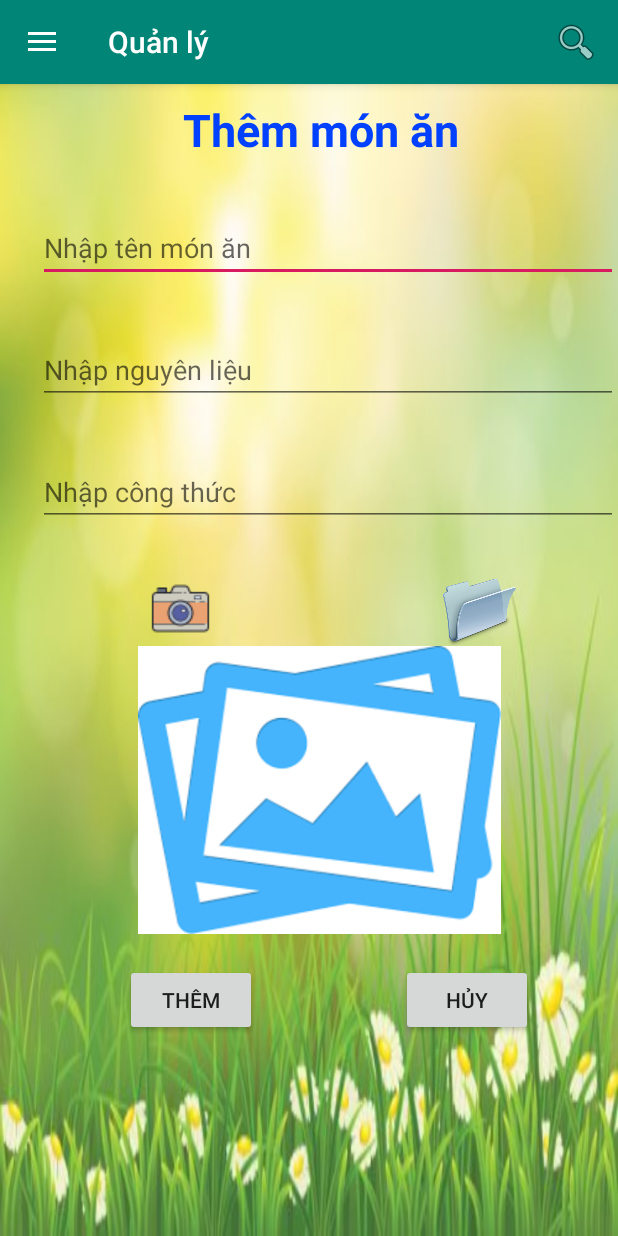
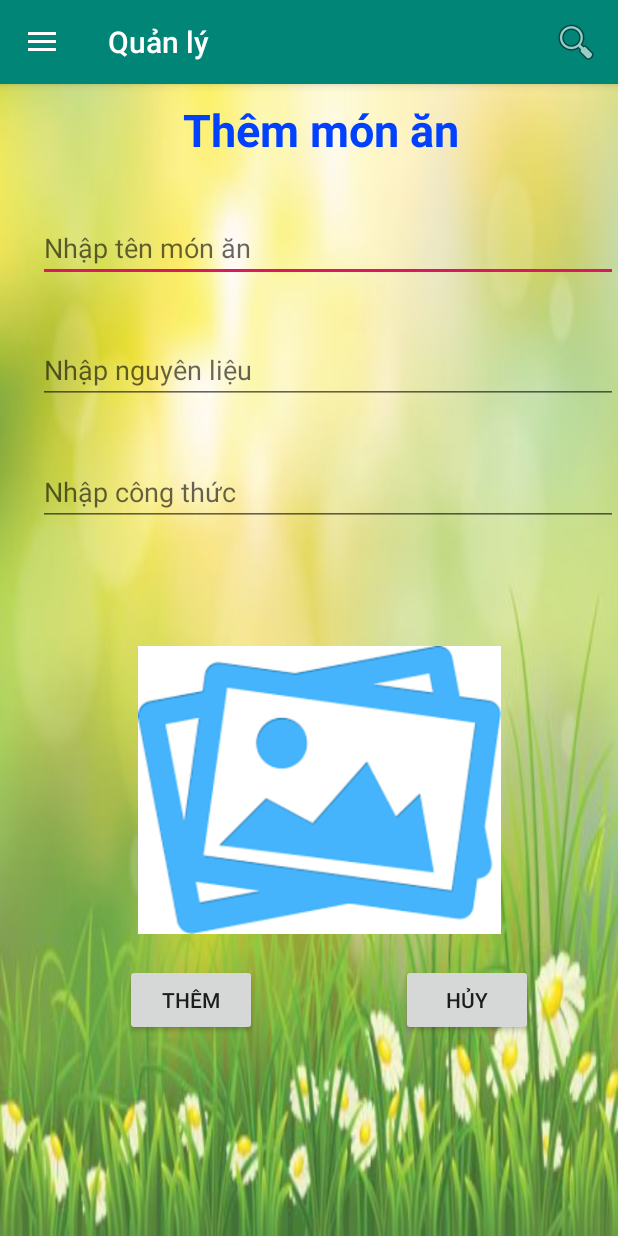
Before and after one commit to HuyenTran112/AppNauAn, an Android app: the screen it shows after launch (MainActivity), in the side drawer, after a tap on "Quản lý", on a phone screen of 412 x 824 dp. Run offline under Robolectric (Android 15) with nearby library versions, the phone set to English and light mode, and no system bars; our stand-ins replace navigation-ui; libraries missing offline, so code that uses them is left out: com.daimajia.slider, net.gotev.uploadservice; 13 statements that could not run were skipped.

Commit message:
update layout

```diff
--- a/app/build.gradle
+++ b/app/build.gradle
@@ -32,7 +32,7 @@ dependencies {
     implementation 'com.squareup.picasso:picasso:2.3.2'
     implementation 'com.nineoldandroids:library:2.4.0'
     implementation 'com.daimajia.slider:library:1.1.5@aar'
-
+    compile 'net.gotev:uploadservice:2.1'
     testImplementation 'junit:junit:4.12'
     androidTestImplementation 'androidx.test:runner:1.2.0'
     androidTestImplementation 'androidx.test.espresso:espresso-core:3.2.0'
--- a/app/src/main/AndroidManifest.xml
+++ b/app/src/main/AndroidManifest.xml
@@ -3,7 +3,7 @@
     package="com.example.appnauan">
     <uses-permission android:name="android.permission.READ_EXTERNAL_STORAGE"/>
     <uses-permission android:name="android.permission.CAMERA"/>
-
+    <uses-permission android:name="android.permission.CAMERA"/>
     <uses-permission android:name="android.permission.INTERNET"/>
 
     <application
--- a/app/src/main/java/com/example/appnauan/MainActivity.java
+++ b/app/src/main/java/com/example/appnauan/MainActivity.java
@@ -1,17 +1,20 @@
 package com.example.appnauan;
 
-import android.app.FragmentManager;
 import android.app.FragmentTransaction;
 import android.content.Intent;
+import android.database.Cursor;
+import android.net.Uri;
 import android.os.Bundle;
 
 import androidx.fragment.app.Fragment;
+import androidx.fragment.app.FragmentManager;
 import androidx.navigation.NavController;
 import androidx.navigation.Navigation;
 import androidx.navigation.ui.AppBarConfiguration;
 import androidx.navigation.ui.NavigationUI;
 
 import com.example.appnauan.ui.dsmonan.DsMonAnFragment;
+import com.example.appnauan.ui.quanly.QuanLyFragment;
 import com.google.android.material.navigation.NavigationView;
 
 import androidx.drawerlayout.widget.DrawerLayout;
@@ -19,32 +22,32 @@ import androidx.drawerlayout.widget.DrawerLayout;
 import androidx.appcompat.app.AppCompatActivity;
 import androidx.appcompat.widget.Toolbar;
 
+import android.provider.MediaStore;
 import android.view.Menu;
 import android.view.View;
+import android.widget.EditText;
+import android.widget.Toast;
+
+import net.gotev.uploadservice.MultipartUploadRequest;
+import net.gotev.uploadservice.UploadNotificationConfig;
+
+import java.util.UUID;
 
 public class MainActivity extends AppCompatActivity {
+    public static MainActivity instance;
     public static Database database;
-
     private AppBarConfiguration mAppBarConfiguration;
     @Override
     protected void onCreate(Bundle savedInstanceState) {
         super.onCreate(savedInstanceState);
+        instance=this;
          setContentView(R.layout.activity_main);
         Toolbar toolbar = findViewById(R.id.toolbar);
         setSupportActionBar(toolbar);
         database=new Database(this,"QuanLy.sql",null,1);
-        database.QueryData("DROP TABLE User");
+        //database.QueryData("DROP TABLE User");
         database.QueryData("CREATE TABLE IF NOT EXISTS MonAn(Id INTEGER PRIMARY KEY AUTOINCREMENT,TenMonAn VARCHAR(200), DsNguyenLieu VARCHAR(200),CongThuc VARCHAR(200),HinhAnh BLOB)");
         database.QueryData("CREATE TABLE IF NOT EXISTS User(Id INTEGER PRIMARY KEY AUTOINCREMENT,TenHienThi VARCHAR(200),Mail VARCHAR(200), MatKhau VARCHAR(200),LoaiUser VARCHAR(200),HinhAnh BLOB)");
-
-//        FloatingActionButton fab = findViewById(R.id.fab);
-//        fab.setOnClickListener(new View.OnClickListener() {
-//            @Override
-//            public void onClick(View view) {
-//                Snackbar.make(view, "Replace with your own action", Snackbar.LENGTH_LONG)
-//                        .setAction("Action", null).show();
-//            }
-//        });
         DrawerLayout drawer = findViewById(R.id.drawer_layout);
         NavigationView navigationView = findViewById(R.id.nav_view);
         // Passing each menu ID as a set of Ids because each
@@ -57,7 +60,8 @@ public class MainActivity extends AppCompatActivity {
         NavController navController = Navigation.findNavController(this, R.id.nav_host_fragment);
         NavigationUI.setupActionBarWithNavController(this, navController, mAppBarConfiguration);
         NavigationUI.setupWithNavController(navigationView, navController);
-    }
+        QuanLyFragment quanLyFragment= (QuanLyFragment) new QuanLyFragment();
+        }
 
     @Override
     public boolean onCreateOptionsMenu(Menu menu) {
@@ -73,5 +77,4 @@ public class MainActivity extends AppCompatActivity {
                 || super.onSupportNavigateUp();
     }
 
-
 }
--- a/app/src/main/java/com/example/appnauan/ui/quanly/QuanLyFragment.java
+++ b/app/src/main/java/com/example/appnauan/ui/quanly/QuanLyFragment.java
@@ -1,13 +1,13 @@
 package com.example.appnauan.ui.quanly;
 
-import android.Manifest;
 import android.content.Intent;
-import android.content.pm.PackageManager;
+import android.database.Cursor;
 import android.graphics.Bitmap;
 import android.graphics.BitmapFactory;
 import android.graphics.drawable.BitmapDrawable;
 import android.net.Uri;
 import android.os.Bundle;
+import android.os.Environment;
 import android.provider.MediaStore;
 import android.view.LayoutInflater;
 import android.view.View;
@@ -16,36 +16,45 @@ import android.widget.Button;
 import android.widget.EditText;
 import android.widget.ImageButton;
 import android.widget.ImageView;
-import android.widget.TextView;
 import android.widget.Toast;
 
 import androidx.annotation.Nullable;
 import androidx.annotation.NonNull;
-import androidx.core.app.ActivityCompat;
+import androidx.core.content.FileProvider;
 import androidx.fragment.app.Fragment;
-import androidx.lifecycle.Observer;
 import androidx.lifecycle.ViewModelProviders;
 
 import com.example.appnauan.MainActivity;
 import com.example.appnauan.R;
-import com.example.appnauan.ui.dsmonan.DsMonAnFragment;
+
+import net.gotev.uploadservice.MultipartUploadRequest;
+import net.gotev.uploadservice.UploadNotificationConfig;
 
 import java.io.ByteArrayOutputStream;
+import java.io.File;
 import java.io.FileNotFoundException;
 import java.io.InputStream;
-
-import static android.app.Activity.RESULT_OK;
+import java.util.UUID;
 
 public class QuanLyFragment extends Fragment {
 
     private QuanLyViewModel shareViewModel;
     EditText edtTenMonAn, edtDSNguyenLieu, edtCongThuc;
     ImageView imgHinhAnh;
-    ImageButton ibtnCamera, ibtnFolder;
-    Button btnThem, btnHuy;
-    public View view;
+     Button btnThem, btnHuy;
+    public  static View view;
     final int REQUEST_CODE_CAMERA=123;
     final int REQUEST_CODE_FOLDER=456;
+    private static final String URL_INSERT = "http://10.80.255.137:8080/uploadhinhanh/insert_image.php";
+    private Uri filePath;
+    private int counter=0;
+
+
+    public View getView()
+    {
+        return this.view;
+    }
+
     public View onCreateView(@NonNull LayoutInflater inflater,
                              ViewGroup container, Bundle savedInstanceState) {
         shareViewModel =
@@ -54,33 +63,17 @@ public class QuanLyFragment extends Fragment {
         view=root;
         getActivity().getFragmentManager().popBackStack();
         AnhXa();
-        ibtnCamera.setOnClickListener(new View.OnClickListener() {
-            @Override
-            public void onClick(View view) {
-                Intent intent=new Intent(MediaStore.ACTION_IMAGE_CAPTURE);
-                startActivityForResult(intent,REQUEST_CODE_CAMERA);
-
-//               ActivityCompat.requestPermissions(
-//                        getActivity(),
-//                        new String[]{Manifest.permission.CAMERA},
-//                        REQUEST_CODE_CAMERA
-//                );
-            }
-
-        });
-
-        ibtnFolder.setOnClickListener(new View.OnClickListener() {
+        imgHinhAnh.setOnClickListener(new View.OnClickListener() {
             @Override
             public void onClick(View view) {
                 Intent intent=new Intent(Intent.ACTION_PICK);
                 intent.setType("image/*");
-                 startActivityForResult(intent,REQUEST_CODE_FOLDER);
+                startActivityForResult(intent,REQUEST_CODE_FOLDER);
 //                ActivityCompat.requestPermissions(
 //                        getActivity(),
 //                        new String[]{Manifest.permission.READ_EXTERNAL_STORAGE},
 //                        REQUEST_CODE_FOLDER
 //                );
-
             }
         });
 
@@ -119,18 +112,17 @@ public class QuanLyFragment extends Fragment {
                 edtDSNguyenLieu.setText("");
                 edtCongThuc.setText("");
                 imgHinhAnh.setImageResource(R.drawable.noimage);
+                Toast.makeText(getActivity(),"Path: "+getPath(filePath),Toast.LENGTH_SHORT).show();
             }
         });
         return root;
     }
 
     private void AnhXa() {
-        edtTenMonAn=(EditText)view.findViewById(R.id.editTextTenMonAn);
+        edtTenMonAn=(EditText)getView().findViewById(R.id.editTextTenMonAn);
         edtDSNguyenLieu=(EditText)view.findViewById(R.id.editTextDsNguyenLieu);
         edtCongThuc=(EditText) view.findViewById(R.id.editTextCongThuc);
-        ibtnCamera=(ImageButton) view.findViewById(R.id.imageButtonCamera);
-        ibtnFolder=(ImageButton) view.findViewById(R.id.imageButtonOpenFolder);
-        imgHinhAnh=(ImageView) view.findViewById(R.id.imageViewHinh);
+        imgHinhAnh=(ImageView) view.findViewById(R.id.imageViewHinhMonAn);
         btnThem=(Button) view.findViewById(R.id.buttonAdd);
         btnHuy=(Button) view.findViewById(R.id.buttonHuy);
     }
@@ -141,9 +133,15 @@ public class QuanLyFragment extends Fragment {
         {
             Bitmap bitmap= (Bitmap) data.getExtras().get("data");
             imgHinhAnh.setImageBitmap(bitmap);
+            File file = new File(Environment.getExternalStorageDirectory(), counter+"");
+
+            //Uri of camera image
+            filePath = FileProvider.getUriForFile(getActivity(), MainActivity.instance.getApplicationContext().getPackageName() + ".provider", file);
+
         }
         if(REQUEST_CODE_FOLDER==requestCode  &&data!=null)
         {
+            filePath = data.getData();
             Uri uri=data.getData();
             try {
                 InputStream inputStream=getActivity().getContentResolver().openInputStream(uri);
@@ -155,4 +153,48 @@ public class QuanLyFragment extends Fragment {
         }
         super.onActivityResult(requestCode, resultCode, data);
     }
+
+
+    public void uploadMultipart() {
+        //String caption = etCaption.getText().toString().trim();
+
+        //getting the actual path of the image
+        String path = getPath(filePath);
+
+        //Uploading code
+        try {
+            String uploadId = UUID.randomUUID().toString();
+
+            //Creating a multi part request
+            new MultipartUploadRequest(getActivity(), uploadId, URL_INSERT)
+                    .addFileToUpload(path, "image") //Adding file
+                    .addParameter("caption", "") //Adding text parameter to the request
+                    .setNotificationConfig(new UploadNotificationConfig())
+                    .setMaxRetries(2)
+                    .startUpload(); //Starting the upload
+        } catch (Exception exc) {
+            //Toast.makeText(this, exc.getMessage(), Toast.LENGTH_SHORT).show();
+        }
+    }
+
+    public String getPath(Uri uri) {
+        Cursor cursor = MainActivity.instance.getContentResolver().query(uri, null, null, null, null);
+        cursor.moveToFirst();
+        String document_id = cursor.getString(0);
+        document_id = document_id.substring(document_id.lastIndexOf(":") + 1);
+        cursor.close();
+
+        cursor = MainActivity.instance.getContentResolver().query(
+                android.provider.MediaStore.Images.Media.EXTERNAL_CONTENT_URI,
+                null, MediaStore.Images.Media._ID + " = ? ", new String[]{document_id}, null);
+        cursor.moveToFirst();
+        String path = cursor.getString(cursor.getColumnIndex(MediaStore.Images.Media.DATA));
+        cursor.close();
+
+        return path;
+    }
+
+
+
+
 }
--- a/app/src/main/res/layout/fragment_quanly.xml
+++ b/app/src/main/res/layout/fragment_quanly.xml
@@ -15,9 +15,7 @@
     android:scrollbars="vertical"
     android:fillViewport="true"
     >
-<androidx.constraintlayout.widget.ConstraintLayout xmlns:android="http://schemas.android.com/apk/res/android"
-    xmlns:app="http://schemas.android.com/apk/res-auto"
-    xmlns:tools="http://schemas.android.com/tools"
+<androidx.constraintlayout.widget.ConstraintLayout
     android:layout_width="match_parent"
     android:layout_height="match_parent"
     tools:context=".MainActivity">
@@ -41,7 +39,6 @@
         android:hint="Nhập tên món ăn"
         android:layout_width="fill_parent"
         android:layout_height="wrap_content"
-
         android:layout_marginTop="36dp"
         android:ems="10"
         android:inputType="textPersonName"
@@ -75,7 +72,7 @@
 
 
     <ImageView
-        android:id="@+id/imageViewHinh"
+        android:id="@+id/imageViewHinhMonAn"
         android:layout_width="274dp"
         android:layout_height="192dp"
         android:layout_marginTop="80dp"
@@ -85,31 +82,6 @@
         app:layout_constraintTop_toBottomOf="@+id/editTextCongThuc"
         app:srcCompat="@drawable/noimage" />
 
-    <ImageButton
-        android:id="@+id/imageButtonCamera"
-        android:layout_width="50dp"
-        android:layout_height="50dp"
-        android:scaleType="fitXY"
-        android:background="@null"
-        android:layout_marginLeft="60dp"
-        android:layout_marginStart="80dp"
-        android:layout_marginTop="30dp"
-        app:layout_constraintStart_toStartOf="parent"
-        app:layout_constraintTop_toBottomOf="@+id/editTextCongThuc"
-        app:srcCompat="@drawable/camera1" />
-
-    <ImageButton
-        android:id="@+id/imageButtonOpenFolder"
-        android:layout_width="50dp"
-        android:layout_height="50dp"
-        android:layout_marginStart="150dp"
-        android:layout_marginTop="30dp"
-        android:layout_marginLeft="15dp"
-        android:scaleType="fitXY"
-        android:background="@null"
-        app:layout_constraintLeft_toRightOf="@id/imageButtonCamera"
-        app:layout_constraintTop_toBottomOf="@+id/editTextCongThuc"
-        app:srcCompat="@drawable/openfolder" />
     <Button
         android:id="@+id/buttonAdd"
         android:layout_width="wrap_content"
@@ -118,7 +90,7 @@
         android:layout_marginTop="20dp"
         android:text="Thêm"
         app:layout_constraintStart_toStartOf="parent"
-        app:layout_constraintTop_toBottomOf="@+id/imageViewHinh" />
+        app:layout_constraintTop_toBottomOf="@+id/imageViewHinhMonAn" />
 
     <Button
         android:id="@+id/buttonHuy"
@@ -128,7 +100,7 @@
         android:layout_marginTop="20dp"
         android:text="Hủy"
         app:layout_constraintLeft_toRightOf="@id/buttonAdd"
-        app:layout_constraintTop_toBottomOf="@+id/imageViewHinh" />
+        app:layout_constraintTop_toBottomOf="@+id/imageViewHinhMonAn" />
 </androidx.constraintlayout.widget.ConstraintLayout>
     </ScrollView>
 </androidx.constraintlayout.widget.ConstraintLayout>
```
Also changed, not shown: app/src/main/java/com/example/appnauan/ui/dangky/DangKyFragment.java (+4 -20 lines), app/src/main/res/layout/fragment_dangky.xml (+3 -28 lines).
